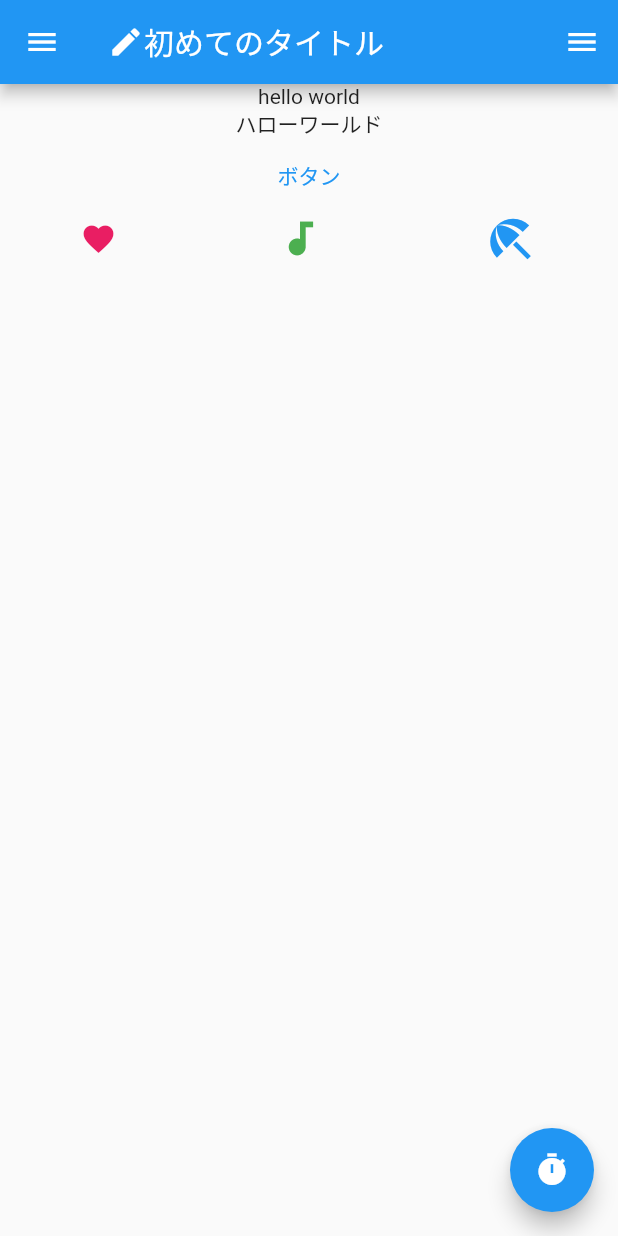
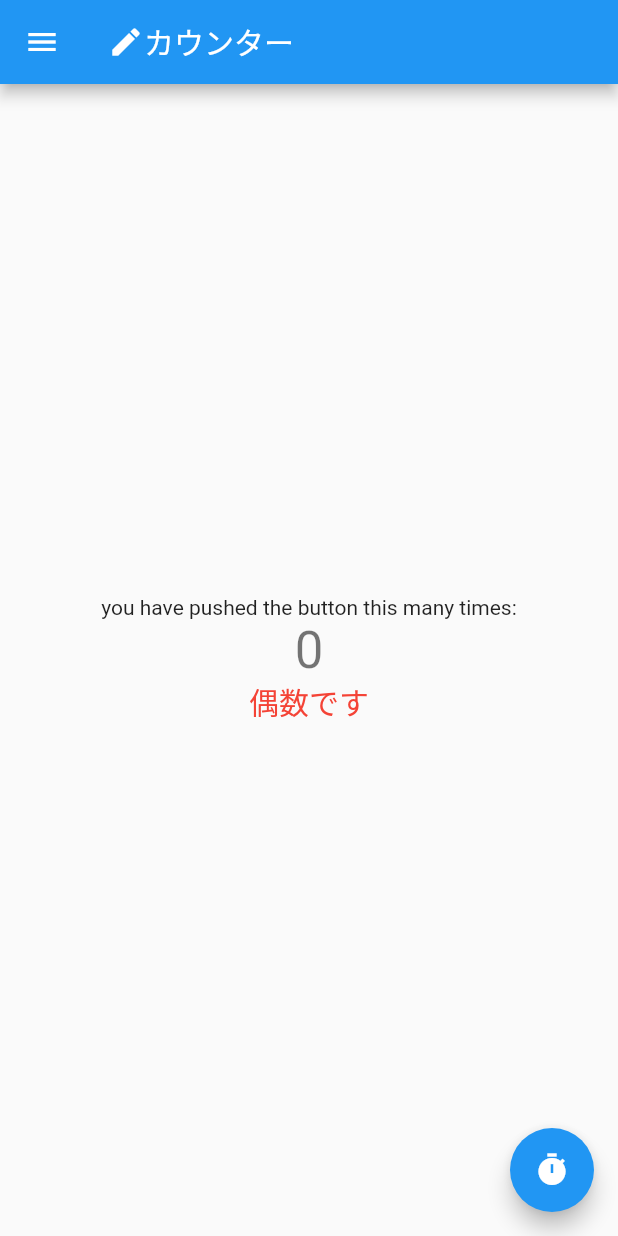
Before and after one commit to kyong0612/hello-flutter, a Flutter app: the screen it shows after launch, on a phone screen of 412 x 824 dp. Run offline on Flutter 3.47's test engine with Material 2 defaults, Android fonts, the phone set to English and light mode, and no system bars.

Commit message:
feat: mutable sample

```diff
--- a/helloworld/lib/main.dart
+++ b/helloworld/lib/main.dart
@@ -49,6 +49,7 @@ class MyHomePage extends StatefulWidget {
 
 class _MyHomePageState extends State<MyHomePage> {
   int _counter = 0;
+  String _type = '偶数';
 
   void _incrementCounter() {
     setState(() {
@@ -58,7 +59,11 @@ class _MyHomePageState extends State<MyHomePage> {
       // _counter without calling setState(), then the build method would not be
       // called again, and so nothing would appear to happen.
       _counter++;
-      print('hello world');
+      if (_counter % 2 == 0) {
+        _type = '偶数';
+      } else {
+        _type = '奇数';
+      }
     });
   }
 
@@ -69,49 +74,35 @@ class _MyHomePageState extends State<MyHomePage> {
         title: Row(
           children: const [
             Icon(Icons.create),
-            Text('初めてのタイトル'),
+            Text('カウンター'),
           ],
         ),
       ),
-      body: Column(
-        children: [
-          const Text('hello world'),
-          const Text('ハローワールド'),
-          TextButton(
-            onPressed: () => {print('ボタンが押された！')},
-            child: const Text('ボタン'),
-          ),
-          Row(
-              // MainAxisAlignment.spaceAroundは列の要素を等間隔で配置する
-              mainAxisAlignment: MainAxisAlignment.spaceAround,
-              children: const [
-                Icon(
-                  Icons.favorite,
-                  color: Colors.pink,
-                  size: 24.0,
-                ),
-                Icon(
-                  Icons.audiotrack,
-                  color: Colors.green,
-                  size: 30.0,
-                ),
-                Icon(
-                  Icons.beach_access,
-                  color: Colors.blue,
-                  size: 36.0,
-                ),
-              ]),
-        ],
+      body: Center(
+        child: Column(
+          mainAxisAlignment: MainAxisAlignment.center,
+          children: <Widget>[
+            const Text(
+              'you have pushed the button this many times:',
+            ),
+            Text(
+              '$_counter',
+              style: Theme.of(context).textTheme.headline4,
+            ),
+            if (_counter % 2 == 0)
+              const Text(
+                '偶数です',
+                style: TextStyle(fontSize: 20, color: Colors.red),
+              ),
+          ],
+        ),
       ),
       floatingActionButton: FloatingActionButton(
-        onPressed: () => {print('押したね？')},
+        onPressed: _incrementCounter,
         child: const Icon(Icons.timer),
       ),
       drawer: const Drawer(
-        child: const Center(child: Text("Drawer")),
-      ),
-      endDrawer: const Drawer(
-        child: Center(child: Text("EndDrawer")),
+        child: Center(child: Text("Drawer")),
       ),
     );
   }
```
